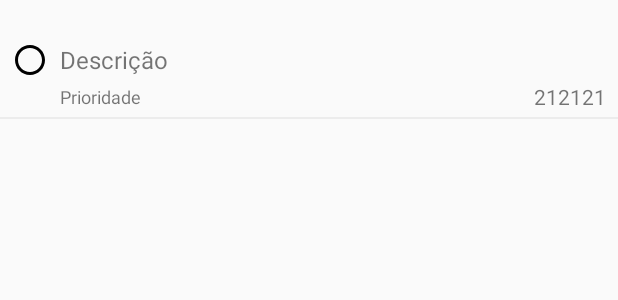
After one commit to Rutth/task, an Android app: the layout row_task_list.xml on its own in the app's theme, with its tools: preview values and no code run, on a phone screen of 412 x 824 dp. The commit adds this screen. Shown: the top 300 px of the screen. Run offline under Robolectric (Android 15) with nearby library versions, the phone set to English and light mode, and no system bars.

Commit message:
Task Activity

```diff
--- a/app/src/main/AndroidManifest.xml
+++ b/app/src/main/AndroidManifest.xml
@@ -23,7 +23,9 @@
                 <category android:name="android.intent.category.LAUNCHER" />
             </intent-filter>
         </activity>
-        <activity android:name=".views.TaskFormActivity"></activity>
+        <activity android:name=".views.TaskFormActivity">
+
+        </activity>
     </application>
 
 </manifest>
--- /dev/null
+++ b/app/src/main/res/drawable/ic_todo.xml
@@ -0,0 +1,9 @@
+<vector xmlns:android="http://schemas.android.com/apk/res/android"
+        android:width="24dp"
+        android:height="24dp"
+        android:viewportWidth="24.0"
+        android:viewportHeight="24.0">
+    <path
+        android:fillColor="#FF000000"
+        android:pathData="M12,2C6.47,2 2,6.47 2,12s4.47,10 10,10 10,-4.47 10,-10S17.53,2 12,2zM12,20c-4.41,0 -8,-3.59 -8,-8s3.59,-8 8,-8 8,3.59 8,8 -3.59,8 -8,8z"/>
+</vector>
--- /dev/null
+++ b/app/src/main/res/layout/row_task_list.xml
@@ -0,0 +1,64 @@
+<?xml version="1.0" encoding="utf-8"?>
+<android.support.constraint.ConstraintLayout xmlns:android="http://schemas.android.com/apk/res/android"
+    xmlns:app="http://schemas.android.com/apk/res-auto"
+    xmlns:tools="http://schemas.android.com/tools"
+    android:layout_width="match_parent"
+    android:layout_height="wrap_content"
+    >
+
+    <TextView
+        android:id="@+id/tvDescription"
+        android:layout_width="0dp"
+        android:layout_height="22dp"
+        android:layout_marginBottom="8dp"
+        android:layout_marginStart="8dp"
+        android:layout_marginTop="8dp"
+        android:text="Descrição"
+
+        android:textSize="16dp"
+        app:layout_constraintBottom_toBottomOf="parent"
+        app:layout_constraintStart_toEndOf="@+id/imgTask"
+        app:layout_constraintTop_toTopOf="parent" />
+
+    <ImageView
+        android:id="@+id/imgTask"
+        android:layout_width="wrap_content"
+        android:layout_height="wrap_content"
+        android:layout_marginBottom="8dp"
+        android:layout_marginStart="8dp"
+        android:layout_marginTop="8dp"
+        android:src="@drawable/ic_todo"
+        app:layout_constraintBottom_toBottomOf="parent"
+        app:layout_constraintStart_toStartOf="parent"
+        app:layout_constraintTop_toTopOf="parent" />
+
+    <TextView
+        android:id="@+id/tvPriority"
+        android:layout_width="wrap_content"
+        android:layout_height="wrap_content"
+        android:layout_marginStart="8dp"
+        android:layout_marginTop="5dp"
+        android:text="Prioridade"
+        android:textSize="12dp"
+        app:layout_constraintStart_toEndOf="@+id/imgTask"
+        app:layout_constraintTop_toBottomOf="@id/tvDescription" />
+
+    <TextView
+        android:id="@+id/tvDueDate"
+        android:layout_width="wrap_content"
+        android:layout_height="wrap_content"
+        android:layout_marginEnd="8dp"
+        android:layout_marginBottom="4dp"
+        android:text="212121"
+        app:layout_constraintBottom_toTopOf="@+id/view"
+        app:layout_constraintEnd_toEndOf="parent" />
+
+    <View
+        android:id="@+id/view"
+        android:layout_width="match_parent"
+        android:layout_height="1dp"
+        android:layout_marginTop="5dp"
+        android:background="#ececec"
+        app:layout_constraintTop_toBottomOf="@+id/tvPriority" />
+
+</android.support.constraint.ConstraintLayout>
```
Also changed, not shown: app/src/main/java/com/ruthb/task/adapter/TasklistAdapter.kt (added, +29 -0 lines), app/src/main/java/com/ruthb/task/business/TaskBusiness.kt (+7 -1 lines), app/src/main/java/com/ruthb/task/repository/PriorityCacheConstants.kt (added, +25 -0 lines), app/src/main/java/com/ruthb/task/repository/TaskRepository.kt (+41 -1 lines), app/src/main/java/com/ruthb/task/viewholder/TaskViewHolder.kt (added, +26 -0 lines), app/src/main/java/com/ruthb/task/views/MainActivity.kt (+10 -4 lines), app/src/main/java/com/ruthb/task/views/TaskFormActivity.kt (+101 -1 lines), app/src/main/java/com/ruthb/task/views/TaskListFragment.kt (+53 -5 lines), app/src/main/res/drawable/ic_done.xml (added, +9 -0 lines), app/src/main/res/layout/app_bar_main.xml (+0 -7 lines), app/src/main/res/layout/fragment_task_list.xml (+12 -4 lines).
